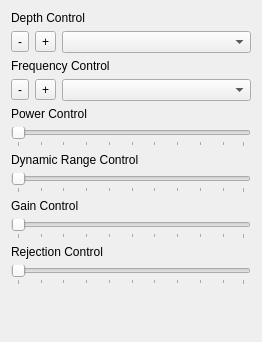
Old version of the form Modules/USUI/Qmitk/QmitkUSControlsBModeWidget.ui in the repository MITK/MITK.
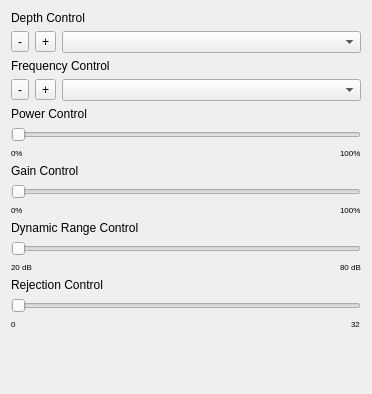
New version of the form. Icons and pictures are not drawn. Custom widgets are drawn as their Qt base class.

Commit message: added labels to the sliders

What changed in the file:
```diff
--- a/Modules/USUI/Qmitk/QmitkUSControlsBModeWidget.ui
+++ b/Modules/USUI/Qmitk/QmitkUSControlsBModeWidget.ui
@@ -6,8 +6,8 @@
    <rect>
     <x>0</x>
     <y>0</y>
-    <width>262</width>
-    <height>342</height>
+    <width>372</width>
+    <height>394</height>
    </rect>
   </property>
   <property name="windowTitle">
@@ -101,6 +101,15 @@
    </item>
    <item>
     <widget class="QSlider" name="scanningPowerSlider">
+     <property name="minimumSize">
+      <size>
+       <width>0</width>
+       <height>15</height>
+      </size>
+     </property>
+     <property name="tracking">
+      <bool>true</bool>
+     </property>
      <property name="orientation">
       <enum>Qt::Horizontal</enum>
      </property>
@@ -111,26 +120,68 @@
       <bool>false</bool>
      </property>
      <property name="tickPosition">
-      <enum>QSlider::TicksBelow</enum>
+      <enum>QSlider::NoTicks</enum>
      </property>
     </widget>
    </item>
    <item>
-    <widget class="QLabel" name="scanningDynamicRangeLabel">
-     <property name="text">
-      <string>Dynamic Range Control</string>
-     </property>
-    </widget>
-   </item>
-   <item>
-    <widget class="QSlider" name="scanningDynamicRangeSlider">
-     <property name="orientation">
-      <enum>Qt::Horizontal</enum>
-     </property>
-     <property name="tickPosition">
-      <enum>QSlider::TicksBelow</enum>
-     </property>
-    </widget>
+    <layout class="QHBoxLayout" name="horizontalLayout_3">
+     <item>
+      <widget class="QLabel" name="label_2">
+       <property name="maximumSize">
+        <size>
+         <width>16777215</width>
+         <height>10</height>
+        </size>
+       </property>
+       <property name="font">
+        <font>
+         <pointsize>6</pointsize>
+        </font>
+       </property>
+       <property name="text">
+        <string>0%</string>
+       </property>
+      </widget>
+     </item>
+     <item>
+      <spacer name="horizontalSpacer">
+       <property name="maximumSize">
+        <size>
+         <width>16777215</width>
+         <height>10</height>
+        </size>
+       </property>
+       <property name="orientation">
+        <enum>Qt::Horizontal</enum>
+       </property>
+       <property name="sizeHint" stdset="0">
+        <size>
+         <width>40</width>
+         <height>20</height>
+        </size>
+       </property>
+      </spacer>
+     </item>
+     <item>
+      <widget class="QLabel" name="label_3">
+       <property name="maximumSize">
+        <size>
+         <width>16777215</width>
+         <height>10</height>
+        </size>
+       </property>
+       <property name="font">
+        <font>
+         <pointsize>6</pointsize>
+        </font>
+       </property>
+       <property name="text">
+        <string>100%</string>
+       </property>
+      </widget>
+     </item>
+    </layout>
    </item>
    <item>
     <widget class="QLabel" name="scanningGainLabel">
@@ -141,14 +192,161 @@
    </item>
    <item>
     <widget class="QSlider" name="scanningGainSlider">
+     <property name="minimumSize">
+      <size>
+       <width>0</width>
+       <height>15</height>
+      </size>
+     </property>
      <property name="orientation">
       <enum>Qt::Horizontal</enum>
      </property>
      <property name="tickPosition">
-      <enum>QSlider::TicksBelow</enum>
+      <enum>QSlider::NoTicks</enum>
      </property>
     </widget>
    </item>
+   <item>
+    <layout class="QHBoxLayout" name="horizontalLayout_4">
+     <item>
+      <widget class="QLabel" name="label_4">
+       <property name="maximumSize">
+        <size>
+         <width>16777215</width>
+         <height>10</height>
+        </size>
+       </property>
+       <property name="font">
+        <font>
+         <pointsize>6</pointsize>
+        </font>
+       </property>
+       <property name="text">
+        <string>0%</string>
+       </property>
+      </widget>
+     </item>
+     <item>
+      <spacer name="horizontalSpacer_2">
+       <property name="maximumSize">
+        <size>
+         <width>16777215</width>
+         <height>10</height>
+        </size>
+       </property>
+       <property name="orientation">
+        <enum>Qt::Horizontal</enum>
+       </property>
+       <property name="sizeHint" stdset="0">
+        <size>
+         <width>40</width>
+         <height>20</height>
+        </size>
+       </property>
+      </spacer>
+     </item>
+     <item>
+      <widget class="QLabel" name="label_5">
+       <property name="maximumSize">
+        <size>
+         <width>16777215</width>
+         <height>10</height>
+        </size>
+       </property>
+       <property name="font">
+        <font>
+         <pointsize>6</pointsize>
+        </font>
+       </property>
+       <property name="text">
+        <string>100%</string>
+       </property>
+      </widget>
+     </item>
+    </layout>
+   </item>
+   <item>
+    <widget class="QLabel" name="scanningDynamicRangeLabel">
+     <property name="text">
+      <string>Dynamic Range Control</string>
+     </property>
+    </widget>
+   </item>
+   <item>
+    <widget class="QSlider" name="scanningDynamicRangeSlider">
+     <property name="minimumSize">
+      <size>
+       <width>0</width>
+       <height>15</height>
+      </size>
+     </property>
+     <property name="orientation">
+      <enum>Qt::Horizontal</enum>
+     </property>
+     <property name="tickPosition">
+      <enum>QSlider::NoTicks</enum>
+     </property>
+    </widget>
+   </item>
+   <item>
+    <layout class="QHBoxLayout" name="horizontalLayout_5">
+     <item>
+      <widget class="QLabel" name="label_6">
+       <property name="maximumSize">
+        <size>
+         <width>16777215</width>
+         <height>10</height>
+        </size>
+       </property>
+       <property name="font">
+        <font>
+         <pointsize>6</pointsize>
+        </font>
+       </property>
+       <property name="text">
+        <string>20 dB</string>
+       </property>
+      </widget>
+     </item>
+     <item>
+      <spacer name="horizontalSpacer_3">
+       <property name="maximumSize">
+        <size>
+         <width>16777215</width>
+         <height>10</height>
+        </size>
+       </property>
+       <property name="orientation">
+        <enum>Qt::Horizontal</enum>
+       </property>
+       <property name="sizeHint" stdset="0">
+        <size>
+         <width>40</width>
+         <height>20</height>
+        </size>
+       </property>
+      </spacer>
+     </item>
+     <item>
+      <widget class="QLabel" name="label_7">
+       <property name="maximumSize">
+        <size>
+         <width>16777215</width>
+         <height>10</height>
+        </size>
+       </property>
+       <property name="font">
+        <font>
+         <pointsize>6</pointsize>
+        </font>
+       </property>
+       <property name="text">
+        <string>80 dB</string>
+       </property>
+      </widget>
+     </item>
+    </layout>
+   </item>
    <item>
     <widget class="QLabel" name="scanningRejectionLabel">
      <property name="text">
@@ -158,14 +356,79 @@
    </item>
    <item>
     <widget class="QSlider" name="scanningRejectionSlider">
+     <property name="minimumSize">
+      <size>
+       <width>0</width>
+       <height>15</height>
+      </size>
+     </property>
      <property name="orientation">
       <enum>Qt::Horizontal</enum>
      </property>
      <property name="tickPosition">
-      <enum>QSlider::TicksBelow</enum>
+      <enum>QSlider::NoTicks</enum>
      </property>
     </widget>
    </item>
+   <item>
+    <layout class="QHBoxLayout" name="horizontalLayout_6">
+     <item>
+      <widget class="QLabel" name="label_8">
+       <property name="maximumSize">
+        <size>
+         <width>16777215</width>
+         <height>10</height>
+        </size>
+       </property>
+       <property name="font">
+        <font>
+         <pointsize>6</pointsize>
+        </font>
+       </property>
+       <property name="text">
+        <string>0</string>
+       </property>
+      </widget>
+     </item>
+     <item>
+      <spacer name="horizontalSpacer_4">
+       <property name="maximumSize">
+        <size>
+         <width>16777215</width>
+         <height>10</height>
+        </size>
+       </property>
+       <property name="orientation">
+        <enum>Qt::Horizontal</enum>
+       </property>
+       <property name="sizeHint" stdset="0">
+        <size>
+         <width>40</width>
+         <height>20</height>
+        </size>
+       </property>
+      </spacer>
+     </item>
+     <item>
+      <widget class="QLabel" name="label_9">
+       <property name="maximumSize">
+        <size>
+         <width>16777215</width>
+         <height>10</height>
+        </size>
+       </property>
+       <property name="font">
+        <font>
+         <pointsize>6</pointsize>
+        </font>
+       </property>
+       <property name="text">
+        <string>32</string>
+       </property>
+      </widget>
+     </item>
+    </layout>
+   </item>
    <item>
     <spacer name="verticalSpacer">
      <property name="orientation">
```
